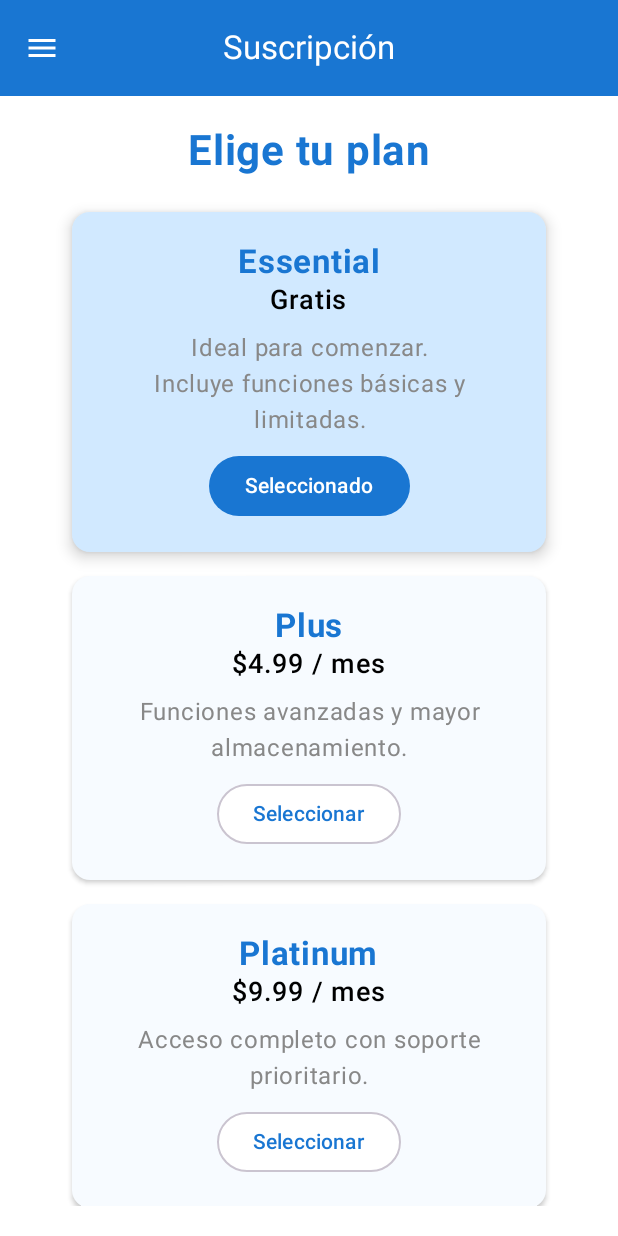
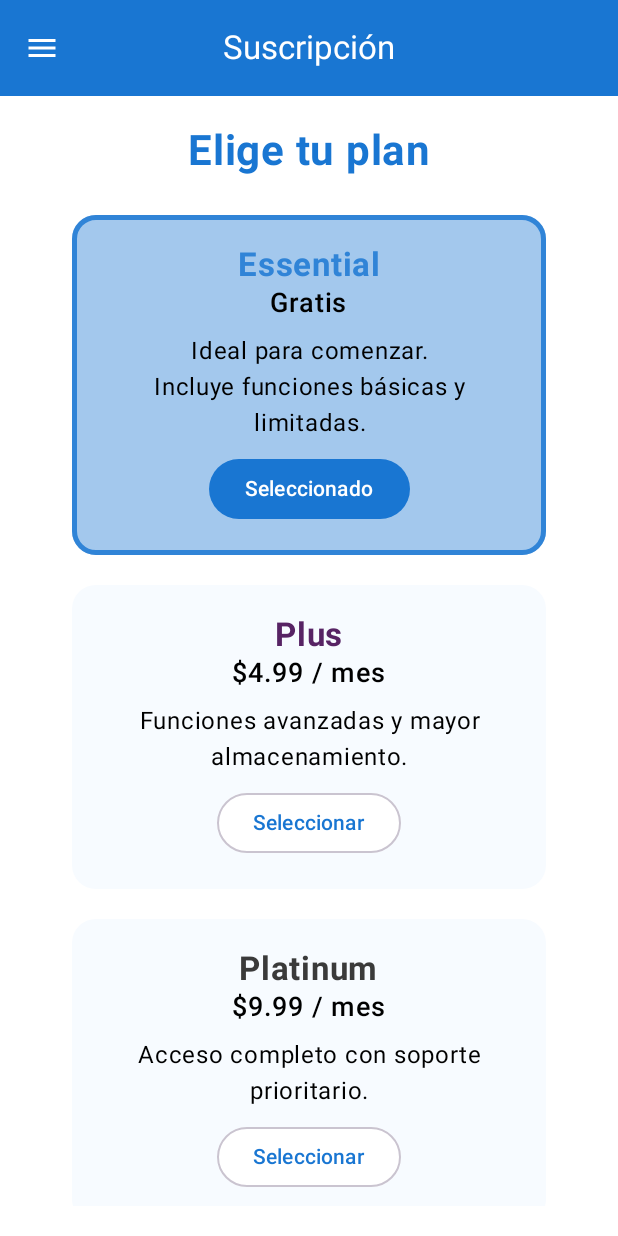
Before and after one commit to SrAtom210/JAASWUER-CORP_MagFind, an Android app built with Jetpack Compose: the fSuscripcionView screen opened through its navigation route, on a phone screen of 412 x 824 dp. Run offline under Robolectric (Android 15) with nearby library versions, the phone set to English and light mode, and no system bars.

Commit message:
0.7.2 Colores listos de las suscripciones

```diff
--- a/app/src/main/java/com/example/magfind/views/LoginView.kt
+++ b/app/src/main/java/com/example/magfind/views/LoginView.kt
@@ -27,6 +27,7 @@ import com.example.magfind.R
 import com.example.magfind.ui.theme.ThemeViewModel
 import kotlinx.coroutines.launch
 import androidx.compose.runtime.collectAsState
+import org.intellij.lang.annotations.JdkConstants
 
 @Composable
 fun LoginView(navController: NavHostController,themeViewModel: ThemeViewModel) {
@@ -61,7 +62,7 @@ fun LoginView(navController: NavHostController,themeViewModel: ThemeViewModel) {
                 verticalArrangement = Arrangement.spacedBy(12.dp),
                 modifier = Modifier.fillMaxWidth(0.8f)
             ) {
-                Image(painter = painterResource(R.drawable.magfind), contentDescription = "logo")
+                Image(painter = painterResource(R.drawable.magfind), modifier = Modifier.size(250.dp), contentDescription = "logo")
                 val gradient = Brush.linearGradient(
                     colors = listOf(Color(0xFF2196F3), Color(0xFF00BCD4))
                 )
@@ -77,51 +78,57 @@ fun LoginView(navController: NavHostController,themeViewModel: ThemeViewModel) {
                     modifier = Modifier
                         .fillMaxWidth()
                 )
+                Spacer(modifier = Modifier.height(15.dp))
                 // Campo de usuario
                 OutlinedTextField(
                     value = username,
                     onValueChange = { username = it },
-                    label = { Text("Usuario", color = textColor) },
+                    label = { Text("Usuario", color = textColor, fontSize = 20.sp) },
                     textStyle = LocalTextStyle.current.copy(color = textColor),
                     colors = TextFieldDefaults.colors(
-                        focusedTextColor = textColor,
-                        unfocusedTextColor = textColor,
-                        cursorColor = accentColor,
-                        focusedIndicatorColor = accentColor,
-                        unfocusedIndicatorColor = accentColor
+                        focusedTextColor = Color.DarkGray,
+                        unfocusedTextColor = Color.DarkGray,
+                        focusedContainerColor = Color.Transparent,
+                        unfocusedContainerColor = Color.Transparent,
+                        cursorColor = Color.DarkGray,
+                        focusedIndicatorColor = Color.DarkGray,
+                        unfocusedIndicatorColor = Color.Gray
                     ),
-                    modifier = Modifier.fillMaxWidth()
+                    modifier = Modifier.fillMaxWidth().size(65.dp)
                 )
-
+                Spacer(modifier = Modifier.height(7.dp))
                 // Campo de contraseña
                 OutlinedTextField(
                     value = password,
                     onValueChange = { password = it },
-                    label = { Text("Contraseña", color = textColor) },
+                    label = { Text("Contraseña", color = textColor, fontSize = 20.sp) },
                     textStyle = LocalTextStyle.current.copy(color = textColor),
                     visualTransformation = PasswordVisualTransformation(),
-                    modifier = Modifier.fillMaxWidth(),
+                    modifier = Modifier.fillMaxWidth().size(65.dp),
                     keyboardOptions = KeyboardOptions(keyboardType = KeyboardType.Password),
                     colors = TextFieldDefaults.colors(
-                        focusedTextColor = textColor,
-                        unfocusedTextColor = textColor,
-                        cursorColor = accentColor,
-                        focusedIndicatorColor = accentColor,
-                        unfocusedIndicatorColor = accentColor
+                        focusedTextColor = Color.DarkGray,
+                        unfocusedTextColor = Color.DarkGray,
+                        focusedContainerColor = Color.Transparent,
+                        unfocusedContainerColor = Color.Transparent,
+                        cursorColor = Color.DarkGray,
+                        focusedIndicatorColor = Color.DarkGray,
+                        unfocusedIndicatorColor = Color.Gray
                     ),
                 )
+                Spacer(modifier = Modifier.height(2.dp))
                 TextButton(
                     onClick = { navController.navigate("OContraseña") },
                     modifier = Modifier
-                        .fillMaxWidth()
                         .align(Alignment.End)
                 ) {
-                    Text("Olvidé mi Contraseña", color = Color.Black, textAlign = TextAlign.Right)
+                    Text("Olvidé mi Contraseña", color = Color.Black, textAlign = TextAlign.Right, fontSize = 18.sp)
                 }
                 // Botón de login
                 val scope = rememberCoroutineScope()
                 val context = LocalContext.current
                 val repo = com.example.magfind.apis.AuthRepository()
+                Spacer(modifier = Modifier.height(10.dp))
 
                 Button(
                     onClick = {
@@ -160,12 +167,14 @@ fun LoginView(navController: NavHostController,themeViewModel: ThemeViewModel) {
                     modifier = Modifier.fillMaxWidth(),
                     colors = ButtonDefaults.buttonColors(containerColor = accentColor)
                 ) {
-                    Text("Iniciar sesión", color = if (isDark) Color.Black else Color.White)
+                    Text("Iniciar sesión", fontSize = 25.sp, color = if (isDark) Color.Black else Color.White)
                 }
+
+                Spacer(modifier = Modifier.height(15.dp))
 
                 Button(
                     onClick = { navController.navigate("home") },
-                    modifier = Modifier.fillMaxWidth().border(BorderStroke(1.dp, Color.Black)),
+                    modifier = Modifier.fillMaxWidth().border(BorderStroke(2.dp, Color.Black)),
                     colors = ButtonDefaults.buttonColors(containerColor = Color.White)
                 )
                 {
@@ -177,20 +186,21 @@ fun LoginView(navController: NavHostController,themeViewModel: ThemeViewModel) {
                             painter = painterResource(id = R.drawable.gmail),
                             contentDescription = "Gmail",
                             tint = Color.Unspecified,
-                            modifier = Modifier.size(40.dp)
+                            modifier = Modifier.size(45.dp)
                         )
                         Spacer(modifier = Modifier.width(8.dp))
-                        Text("Continuar con Gmail", color = Color.Black)
+                        Text("Continuar con Gmail", color = Color.Black, fontSize = 18.sp)
                         /*navController.navigate("Categoria")*/
                     }
                 }
+                Spacer(modifier = Modifier.height(10.dp))
 
                 // Enlace de registro
                 TextButton(
                     onClick = {showDialog = true},
                     modifier = Modifier.fillMaxWidth()
                 ) {
-                    Text("Registrarse", color = textColor)
+                    Text("¿No tienes cuenta aún? Registrate", color = textColor, fontSize = 18.sp)
                 }
                 if (showDialog) {
                     AlertDialog(
--- a/app/src/main/java/com/example/magfind/views/flSuscripcion.kt
+++ b/app/src/main/java/com/example/magfind/views/flSuscripcion.kt
@@ -1,5 +1,12 @@
 package com.example.magfind.views
 
+import android.R
+import androidx.compose.animation.animateColorAsState
+import androidx.compose.animation.core.LinearEasing
+import androidx.compose.animation.core.LinearOutSlowInEasing
+import androidx.compose.animation.core.animateDpAsState
+import androidx.compose.animation.core.tween
+import androidx.compose.foundation.BorderStroke
 import androidx.compose.foundation.clickable
 import androidx.compose.foundation.layout.Arrangement
 import androidx.compose.foundation.layout.Column
@@ -10,6 +17,7 @@ import androidx.compose.foundation.layout.height
 import androidx.compose.foundation.layout.padding
 import androidx.compose.foundation.layout.width
 import androidx.compose.foundation.rememberScrollState
+import androidx.compose.foundation.shape.RoundedCornerShape
 import androidx.compose.foundation.verticalScroll
 import androidx.compose.material.icons.Icons
 import androidx.compose.material.icons.filled.Menu
@@ -87,6 +95,7 @@ fun fSuscripcionView(navController: NavController,themeViewModel: ThemeViewModel
                     price = "Gratis",
                     description = "Ideal para comenzar.\nIncluye funciones básicas y limitadas.",
                     isSelected = selectedPlan == "Essential",
+                    selectedColor = Color(0xFFA3C8ED),
                     onSelect = { selectedPlan = "Essential" }
                 )
 
@@ -95,6 +104,7 @@ fun fSuscripcionView(navController: NavController,themeViewModel: ThemeViewModel
                     price = "$4.99 / mes",
                     description = "Funciones avanzadas y mayor almacenamiento.",
                     isSelected = selectedPlan == "Plus",
+                    selectedColor = Color(0xFFBCA7C1),
                     onSelect = { selectedPlan = "Plus" }
                 )
 
@@ -103,6 +113,7 @@ fun fSuscripcionView(navController: NavController,themeViewModel: ThemeViewModel
                     price = "$9.99 / mes",
                     description = "Acceso completo con soporte prioritario.",
                     isSelected = selectedPlan == "Platinum",
+                    selectedColor = Color(0xFFD9D9D9),
                     onSelect = { selectedPlan = "Platinum" }
                 )
 
@@ -111,6 +122,7 @@ fun fSuscripcionView(navController: NavController,themeViewModel: ThemeViewModel
                     price = "$19.99 / mes",
                     description = "Diseñado para equipos y empresas.\nGestión multiusuario y estadísticas.",
                     isSelected = selectedPlan == "Business",
+                    selectedColor = Color(0xFFF9F9F0),
                     onSelect = { selectedPlan = "Business" }
                 )
 
@@ -133,29 +145,59 @@ fun PlanCard(
     price: String,
     description: String,
     isSelected: Boolean,
+    selectedColor: Color, // ✅ corregido: coma fuera de lugar
     onSelect: () -> Unit
 ) {
+    // 🎨 Color base del plan (según nombre)
+    val colorPlan = when (title) {
+        "Essential" -> Color(0xFF3084D7)
+        "Plus" -> Color(0xFF572364)
+        "Platinum" -> Color(0xFF3A3A3A)
+        "Business" -> Color(0xFF998100)
+        else -> Color(0xFFD1E9FF)
+    }
+
+    // 🪄 Animación del color del borde
+    val animatedBorderColor by animateColorAsState(
+        targetValue = if (isSelected) colorPlan else Color.Transparent,
+        animationSpec = tween(durationMillis = 800, easing = LinearEasing)
+    )
+
+    // 🔹 Animación del grosor del borde
+    val animatedBorderWidth by animateDpAsState(
+        targetValue = if (isSelected) 3.dp else 2.dp,
+        animationSpec = tween(durationMillis = 500, easing = LinearOutSlowInEasing)
+    )
+
+    // ✨ Animación ligera de elevación
+    val animatedElevation by animateDpAsState(
+        targetValue = if (isSelected) 6.dp else 2.dp,
+        animationSpec = tween(durationMillis = 400)
+    )
+
     Card(
         modifier = Modifier
             .fillMaxWidth(0.85f)
-            .padding(vertical = 8.dp)
+            .padding(vertical = 10.dp)
             .clickable { onSelect() },
+        shape = RoundedCornerShape(16.dp),
+        border = BorderStroke(animatedBorderWidth, animatedBorderColor),
+        elevation = CardDefaults.cardElevation(defaultElevation = 0.dp),
         colors = CardDefaults.cardColors(
-            containerColor = if (isSelected) Color(0xFFD1E9FF) else Color(0xFFF7FBFF)
-        ),
-        elevation = CardDefaults.cardElevation(if (isSelected) 6.dp else 2.dp)
+            containerColor = if (isSelected) selectedColor else Color(0xFFF7FBFF)
+        )
     ) {
         Column(
             modifier = Modifier.padding(20.dp),
             horizontalAlignment = Alignment.CenterHorizontally
         ) {
-            Text(title, fontSize = 22.sp, fontWeight = FontWeight.Bold, color = Color(0xFF1976D2))
+            Text(title, fontSize = 22.sp, fontWeight = FontWeight.Bold, color = colorPlan)
             Text(price, fontSize = 18.sp, fontWeight = FontWeight.SemiBold, color = Color.Black)
             Text(
                 description,
                 fontSize = 16.sp,
                 textAlign = TextAlign.Center,
-                color = Color.Gray,
+                color = Color.Black,
                 modifier = Modifier.padding(vertical = 8.dp)
             )
             Button(
```
